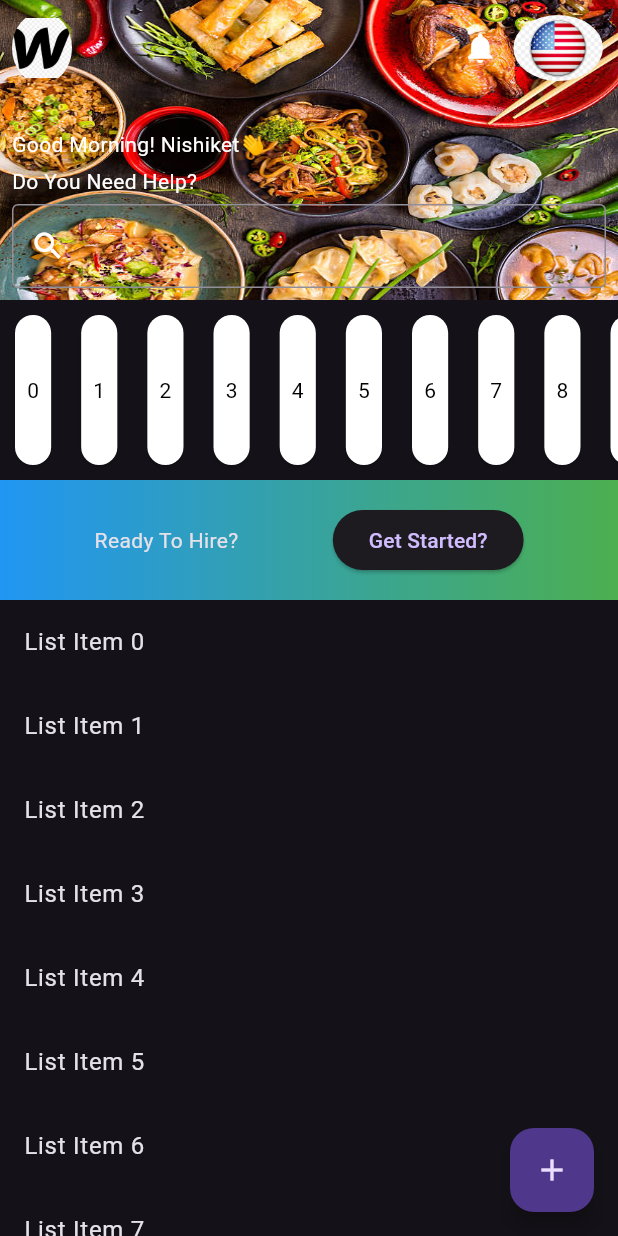
After one commit to nishiket04/Mobile-Training-Flutter-2025, a Flutter app: the screen it shows after launch, after a tap on "Sliver Task", on a phone screen of 412 x 824 dp. The commit adds this screen. Run offline on Flutter 3.47's test engine with Material 3 defaults, Android fonts, the phone set to English and light mode, and no system bars.

Commit message:
Sliver Task

```diff
--- a/lib/main.dart
+++ b/lib/main.dart
@@ -8,6 +8,7 @@ import 'package:flutter_task/isolates/isolates.dart';
 import 'package:flutter_task/list_view_grid_view/ListViewGridView.dart';
 import 'package:flutter_task/material_widget/material_widget.dart';
 import 'package:flutter_task/navigation/navigation.dart';
+import 'package:flutter_task/sliver/sliver.dart';
 import 'package:flutter_task/strems/strems.dart';
 import 'package:flutter_task/style/style.dart';
 import 'package:flutter_task/task_json/seralization_task.dart';
@@ -45,6 +46,7 @@ class MyApp extends StatelessWidget {
         "/animationView": (context) => const AnimationTask(),
         "/jsonView": (context) => const SeralizationTask(),
         "/customPaintView": (context) => const CustomPaintTask(),
+        "/sliverView": (context) => const SliverTask(),
       },
     );
   }
@@ -62,8 +64,9 @@ class MyHomePage extends StatefulWidget {
 class _MyHomePageState extends State<MyHomePage> {
   @override
   Widget build(BuildContext context) {
-    return Scaffold(
-      body: SafeArea(
+    return SafeArea(
+      child: Scaffold(
+        body: SingleChildScrollView(
           child: Padding(
             padding: EdgeInsets.all(10),
             child: Column(
@@ -186,7 +189,17 @@ class _MyHomePageState extends State<MyHomePage> {
                     backgroundColor: WidgetStatePropertyAll(Colors.cyan),
                   ),
                 ),
+                TextButton(
+                  onPressed: () {
+                    Navigator.pushNamed(context, '/sliverView');
+                  },
+                  child: Text("Sliver Task", textAlign: TextAlign.center,style: TextStyle(color: Colors.black87),),
+                  style: ButtonStyle(
+                    backgroundColor: WidgetStatePropertyAll(Colors.cyan),
+                  ),
+                ),
               ],
+            ),
           ),
         ),
       ),
--- /dev/null
+++ b/lib/sliver/sliver.dart
@@ -0,0 +1,196 @@
+import 'package:flutter/material.dart';
+import 'package:flutter_task/task_json/cart_widget.dart';
+
+class SliverTask extends StatefulWidget {
+  const SliverTask({super.key});
+
+  @override
+  State<StatefulWidget> createState() => _SliverTask();
+}
+
+class _SliverTask extends State<SliverTask> {
+  late int _count;
+  @override
+  void initState() {
+    super.initState();
+    _count = 10;
+  }
+  @override
+  Widget build(BuildContext context) {
+    return Theme(
+      data: ThemeData(brightness: Brightness.dark),
+      child: Scaffold(
+        body: CustomScrollView(
+          slivers: [
+            _buildAppBar(),
+            _buildCardList(),
+            _buildReadyToHireBar(),
+            _buildItemList(),
+          ],
+        ),
+        floatingActionButton: _buildFAB(),
+      ),
+    );
+  }
+
+  Widget _buildReadyToHireBar(){
+    return SliverPersistentHeader(
+      pinned: true,
+      delegate: _ReadyToHire(),
+    );
+  }
+
+  Widget _buildFAB(){
+    return FloatingActionButton(onPressed: () {
+      setState(() {
+        _count++;
+      });
+    },child: Icon(Icons.add),);
+  }
+
+  Widget _buildItemList(){
+    return SliverList(
+      delegate: SliverChildBuilderDelegate(
+            (context, index) =>
+            ListTile(title: Text('List Item $index')),
+        childCount: _count,
+      ),
+    );
+  }
+
+  Widget _buildAppBar(){
+    return SliverAppBar.large(
+      stretch: true,
+      expandedHeight: 200,
+      leading: _buildLogo(),
+      actionsPadding: EdgeInsets.all(10),
+      title: _buildSearchBar(),
+      titleSpacing: 10,
+      actions: [
+        Icon(Icons.notifications, color: Colors.white),
+        SizedBox.fromSize(size: Size(10, 0)),
+        ClipOval(
+          child: Image(image: AssetImage("assets/images/usa_flag.png")),
+        ),
+      ],
+      flexibleSpace: FlexibleSpaceBar(
+        background: Stack(
+          fit: StackFit.expand,
+          children: [
+            Image(
+              image: AssetImage("assets/images/restaurent_food.jpg"),
+              fit: BoxFit.fill,
+            ),
+            _buildAppBarContent(),
+          ],
+        ),
+      ),
+      floating: true,
+      pinned: true,
+    );
+  }
+
+  Widget _buildCardList(){
+    return SliverToBoxAdapter(
+      child: SizedBox(
+        height: 120,
+        child: ListView.builder(
+          itemBuilder: (context, index) {
+            return _card(index);
+          },
+          scrollDirection: Axis.horizontal,
+          itemCount: 20,
+        ),
+      ),
+    );
+  }
+
+  Widget _card(int index){
+    return Card(color:Colors.white,margin: EdgeInsets.all(10),child: Center(child: Padding(
+      padding: const EdgeInsets.all(8.0),
+      child: Text("$index",style: TextStyle(color: Colors.black),),
+    )),);
+  }
+
+  Widget _buildLogo(){
+    return Padding(
+      padding: const EdgeInsets.all(8.0),
+      child: ClipOval(
+        child: Image(image: AssetImage("assets/images/w_logo.png")),
+      ),
+    );
+  }
+
+  Widget _buildSearchBar(){
+    return TextField(
+      decoration: InputDecoration(
+        border: OutlineInputBorder(
+          borderSide: BorderSide(color: Colors.white, width: 2),
+        ),
+        prefixIcon: Icon(Icons.search, color: Colors.white),
+      ),
+    );
+  }
+
+  Widget _buildAppBarContent(){
+    return Column(
+      mainAxisAlignment: MainAxisAlignment.end,
+      spacing: 5,
+      children: [
+        Align(
+          alignment: Alignment.bottomLeft,
+          child: Padding(
+            padding: const EdgeInsets.only(left: 8.0),
+            child: Text("Good Morning! Nishiket👋",style: TextStyle(color: Colors.white),),
+          ),
+        ),
+        Align(
+          alignment: Alignment.bottomLeft,
+          child: Padding(
+            padding: const EdgeInsets.only(left: 8.0),
+            child: Text("Do You Need Help?",style: TextStyle(color: Colors.white),),
+          ),
+        ),
+        Align(
+          alignment: Alignment.bottomLeft,
+          child: Padding(
+            padding: const EdgeInsets.only(
+              left: 8.0,
+              right: 8.0,
+              bottom: 8.0,
+            ),
+            child: _buildSearchBar(),
+          ),
+        ),
+      ],
+    );
+  }
+}
+
+class _ReadyToHire extends SliverPersistentHeaderDelegate {
+  @override
+  Widget build(BuildContext context, double shrinkOffset, bool overlapsContent) {
+    return Container(
+      decoration: BoxDecoration(gradient: LinearGradient(colors: [Colors.blue,Colors.green])),
+      alignment: Alignment.center,
+      child: Row(
+        mainAxisAlignment: MainAxisAlignment.spaceEvenly,
+        children: [
+          Text("Ready To Hire?"),
+          ElevatedButton(onPressed: () {
+
+          }, child: Text("Get Started?"))
+        ],
+      ),
+    );
+  }
+
+  @override
+  double get maxExtent => 80.0;
+
+  @override
+  double get minExtent => 80.0;
+
+  @override
+  bool shouldRebuild(SliverPersistentHeaderDelegate oldDelegate) => false;
+}
```
Also changed, not shown: assets/images/restaurent_food.jpg (added), assets/images/usa_flag.png (added), assets/images/w_logo.png (added). Lines whose indentation alone changed are shown as unchanged.
